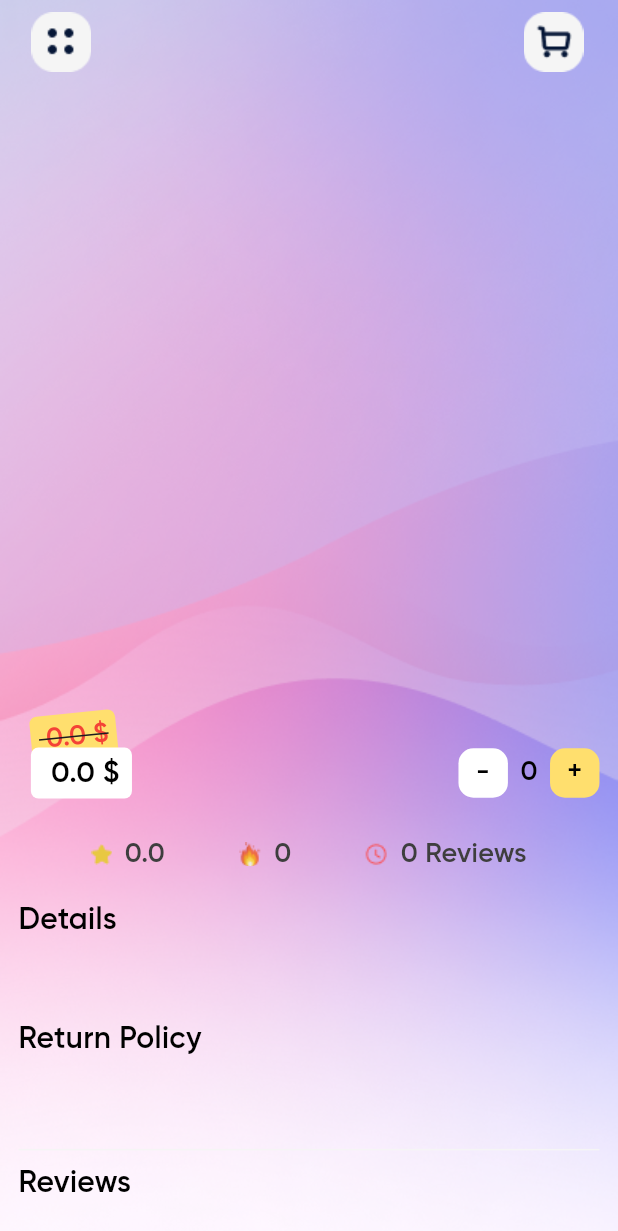
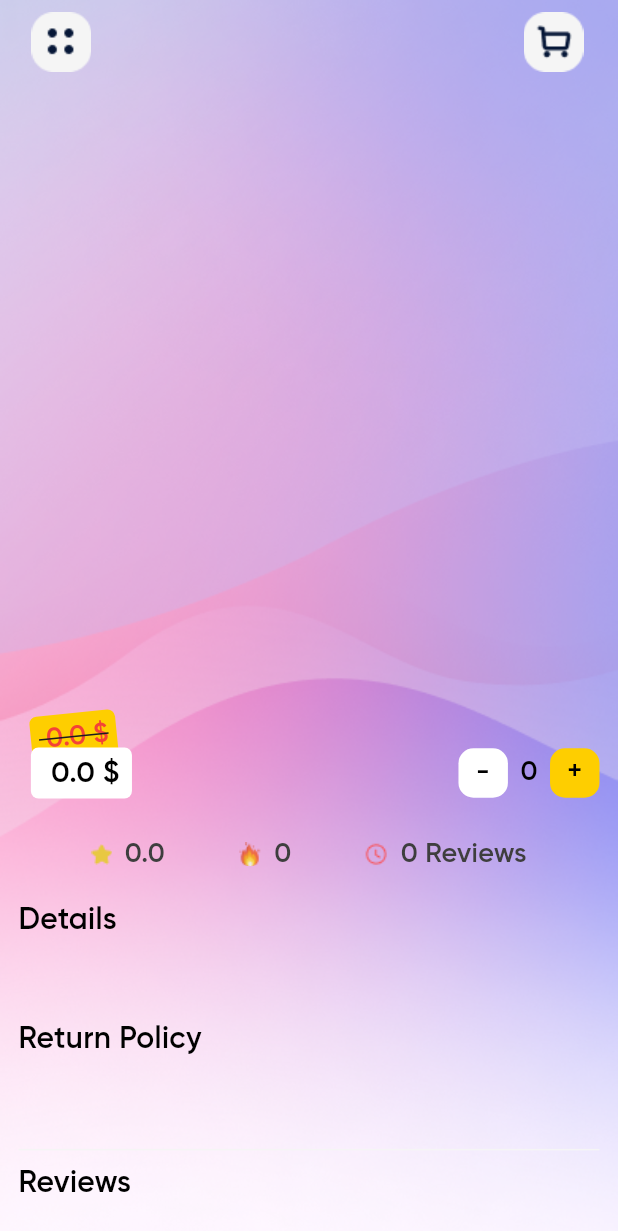
Before and after one commit to MahmutCanYazlak/snap_cart, a Flutter app: the ProductDetail screen opened directly with empty values, on a phone screen of 412 x 824 dp. Shown: the top 1231 px of the screen. Run offline on Flutter 3.47's test engine with Material 3 defaults, Android fonts, the phone set to English and light mode, and no system bars; drawn by our look-alikes of smooth_page_indicator; our stand-ins replace cached_network_image, dio, flutter_riverpod, flutter_svg, hive_flutter, logger and 1 more; missing offline and left inert: fluid_bottom_nav_bar; accounts and stored records are empty; network calls fail.

Commit message:
Update primary color in AppColors to enhance UI design

```diff
--- a/lib/config/items/app_colors.dart
+++ b/lib/config/items/app_colors.dart
@@ -4,7 +4,7 @@ class AppColors {
   AppColors._();
 
   static const Color scaffoldBackground = Color(0xFF202122);
-  static const Color primary = Color(0xFFFFDF6E);
+  static const Color primary = Color(0xFFFECE00);
   static const Color secondary = Color(0xFF010101);
   static const Color grayColor = Color(0xFF9E9E9E);
   static const Color darkGrayColor = Color(0xFF3E3E3E);
```
